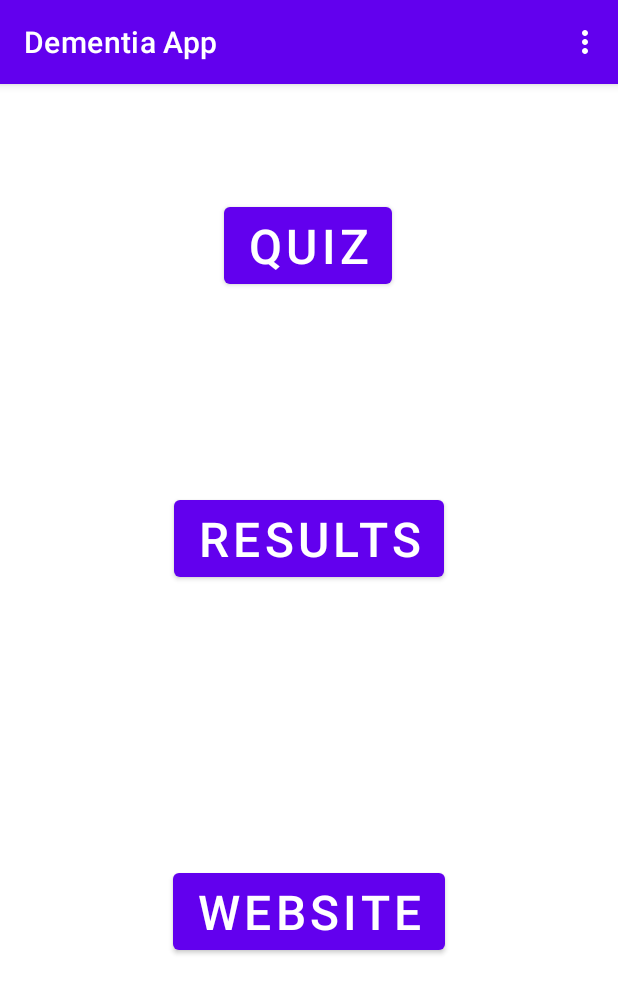
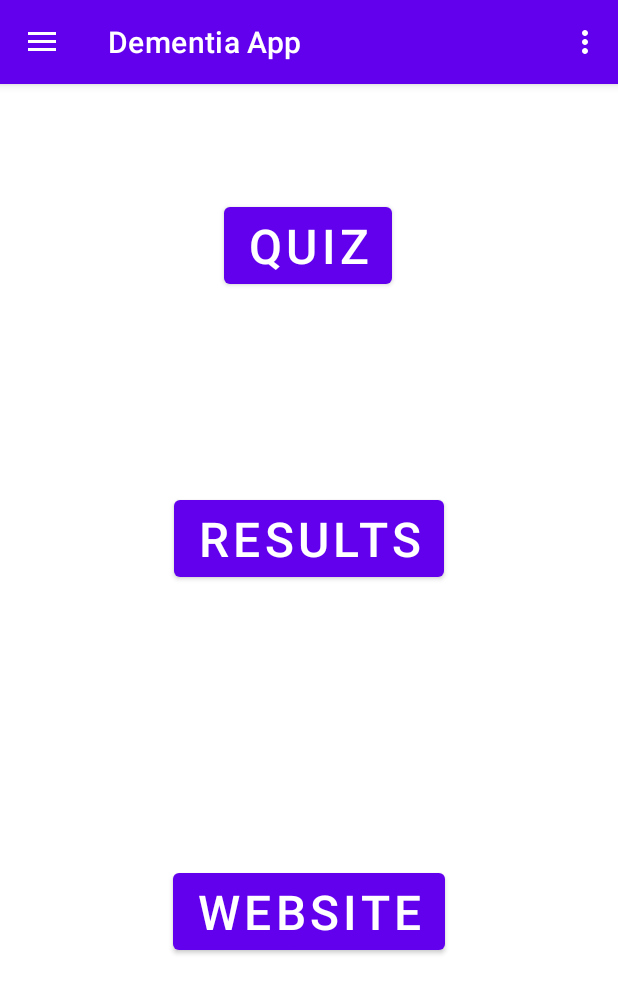
Before and after one commit to Dementia-App-Development/Dementia_App, an Android app: the screen it shows after launch (MainActivity), on a phone screen of 412 x 824 dp. Shown: the top 993 px of the screen. Run offline under Robolectric (Android 15) with nearby library versions, the phone set to English and light mode, and no system bars; our stand-ins replace data binding, navigation-ui.

Commit message:
add drawer

```diff
--- a/DementiaApp/app/src/main/java/com/dementiaapp/quiz/MainActivity.kt
+++ b/DementiaApp/app/src/main/java/com/dementiaapp/quiz/MainActivity.kt
@@ -4,6 +4,7 @@ import android.os.Bundle
 import android.util.Log
 import androidx.appcompat.app.AppCompatActivity
 import androidx.databinding.DataBindingUtil
+import androidx.drawerlayout.widget.DrawerLayout
 import androidx.navigation.findNavController
 import androidx.navigation.ui.NavigationUI
 import com.dementiaapp.quiz.databinding.ActivityMainBinding
@@ -14,6 +15,10 @@ class MainActivity : AppCompatActivity() {
 
     // Creating a binding object for the main_activity.xml layout
     private lateinit var binding: ActivityMainBinding
+
+    // create a reference to drawerLayout
+    private lateinit var drawerLayout: DrawerLayout
+
 
     // Initialize the current question index to 0 (the first question)
     private var currentQuestionIndex = 0
@@ -26,15 +31,23 @@ class MainActivity : AppCompatActivity() {
         val view = binding.root
         setContentView(view)
 
+        // get drawerLayout
+        drawerLayout = binding.drawerLayout
+
+
+        // connect navController with actionBar
         val navController = this.findNavController(R.id.myNavHostFragment)
-        NavigationUI.setupActionBarWithNavController(this,navController)
+        NavigationUI.setupActionBarWithNavController(this,navController,drawerLayout)
+
+        // display the navigation drawer
+        NavigationUI.setupWithNavController(binding.navView, navController)
 
 
     }
 
     override fun onSupportNavigateUp(): Boolean {
         val navController = this.findNavController(R.id.myNavHostFragment)
-        return navController.navigateUp()
+        return NavigationUI.navigateUp(navController, drawerLayout)
     }
 
 }
--- a/DementiaApp/app/src/main/res/layout/activity_main.xml
+++ b/DementiaApp/app/src/main/res/layout/activity_main.xml
@@ -2,6 +2,11 @@
 <layout xmlns:android="http://schemas.android.com/apk/res/android"
     xmlns:app="http://schemas.android.com/apk/res-auto"
     xmlns:tools="http://schemas.android.com/tools">
+
+    <androidx.drawerlayout.widget.DrawerLayout
+        android:id="@+id/drawerLayout"
+        android:layout_width="match_parent"
+        android:layout_height="match_parent">
 
         <androidx.constraintlayout.widget.ConstraintLayout
             android:layout_width="match_parent"
@@ -16,5 +21,15 @@
                 android:layout_height="match_parent"
                 app:defaultNavHost="true"
                 app:navGraph="@navigation/navigation" />
+
         </androidx.constraintlayout.widget.ConstraintLayout>
+
+        <com.google.android.material.navigation.NavigationView
+            android:id="@+id/navView"
+            android:layout_width="wrap_content"
+            android:layout_height="match_parent"
+            android:layout_gravity="start"
+            app:menu="@menu/navdrawer_menu" />
+
+    </androidx.drawerlayout.widget.DrawerLayout>
 </layout>
--- /dev/null
+++ b/DementiaApp/app/src/main/res/menu/navdrawer_menu.xml
@@ -0,0 +1,8 @@
+<?xml version="1.0" encoding="utf-8"?>
+<menu xmlns:app="http://schemas.android.com/apk/res-auto"
+    xmlns:android="http://schemas.android.com/apk/res/android">
+
+    <item
+        android:id="@+id/aboutFragment"
+        android:title="@string/about_title" />
+</menu>
```
Lines whose indentation alone changed are shown as unchanged.
